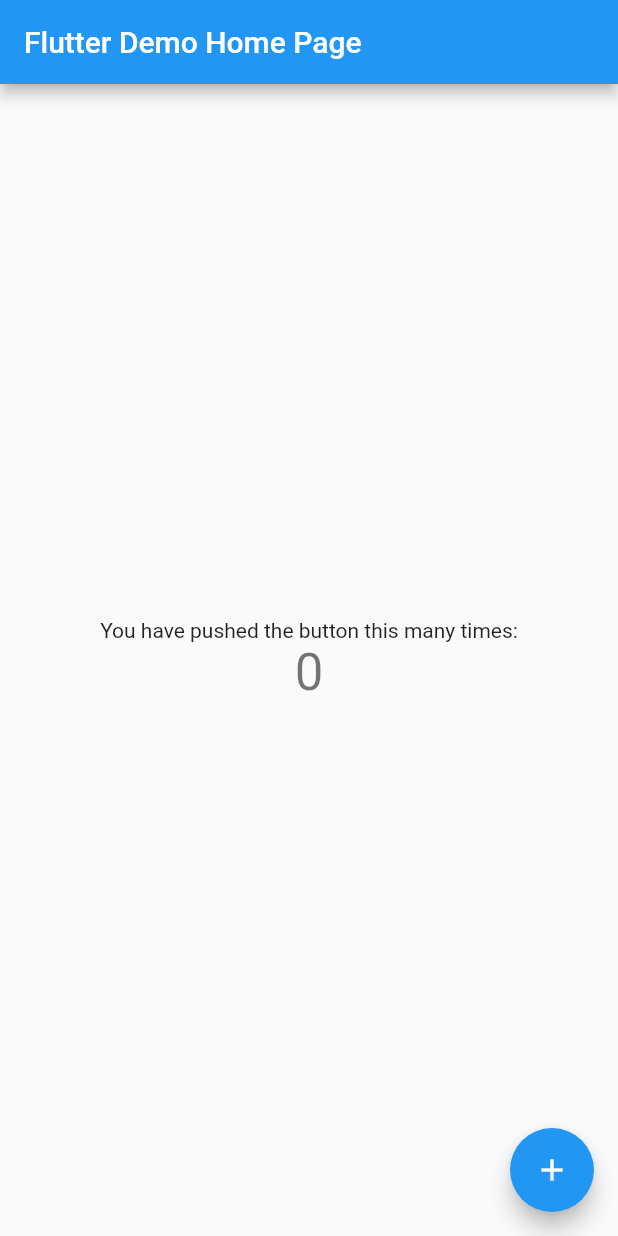
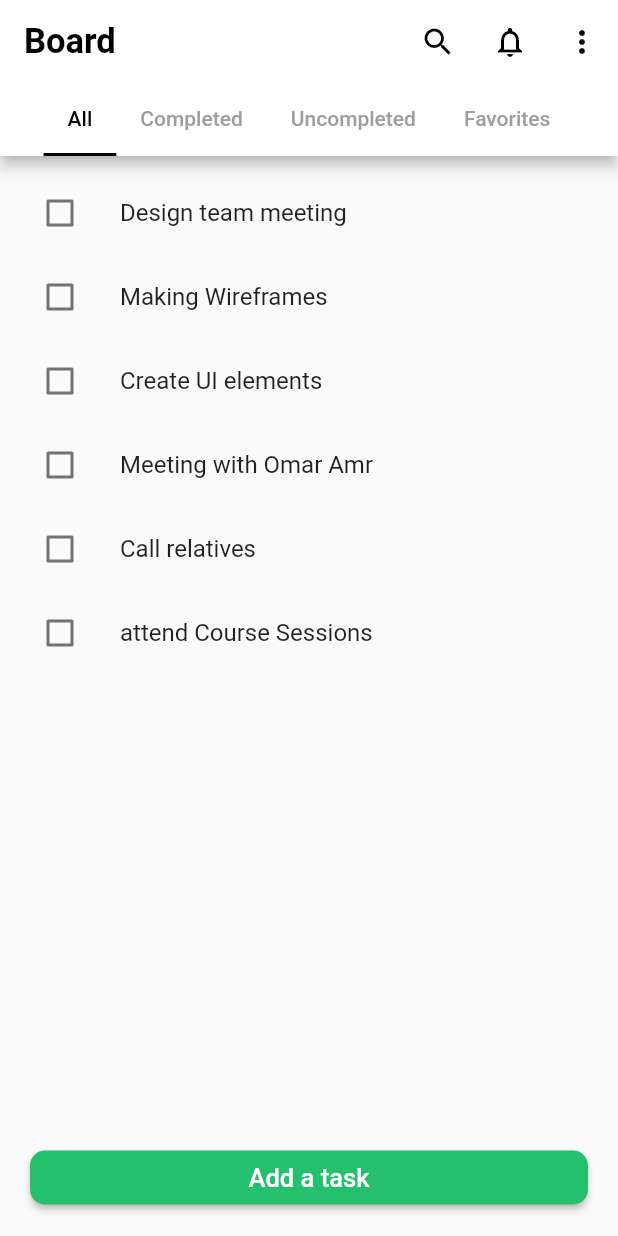
Before and after one commit to Mohamed-G2021/Algoriza_Flutter_Internship, a Flutter app: the screen it shows after launch, on a phone screen of 412 x 824 dp. Run offline on Flutter 3.47's test engine with Material 2 defaults, Android fonts, the phone set to English and light mode, and no system bars; our stand-ins replace smooth_page_indicator.

Commit message:
created board screen

```diff
--- a/Phase1-Project/todo_application/lib/main.dart
+++ b/Phase1-Project/todo_application/lib/main.dart
@@ -1,4 +1,5 @@
 import 'package:flutter/material.dart';
+import 'package:todo_application/presentation/board_screen.dart';
 
 void main() {
   runApp(const MyApp());
@@ -7,109 +8,10 @@
 class MyApp extends StatelessWidget {
   const MyApp({Key? key}) : super(key: key);
 
-  // This widget is the root of your application.
   @override
   Widget build(BuildContext context) {
-    return MaterialApp(
-      title: 'Flutter Demo',
-      theme: ThemeData(
-        // This is the theme of your application.
-        //
-        // Try running your application with "flutter run". You'll see the
-        // application has a blue toolbar. Then, without quitting the app, try
-        // changing the primarySwatch below to Colors.green and then invoke
-        // "hot reload" (press "r" in the console where you ran "flutter run",
-        // or simply save your changes to "hot reload" in a Flutter IDE).
-        // Notice that the counter didn't reset back to zero; the application
-        // is not restarted.
-        primarySwatch: Colors.blue,
-      ),
-      home: const MyHomePage(title: 'Flutter Demo Home Page'),
+    return const MaterialApp(
+      home: BoardScreen(),
     );
   }
 }
-
-class MyHomePage extends StatefulWidget {
-  const MyHomePage({Key? key, required this.title}) : super(key: key);
-
-  // This widget is the home page of your application. It is stateful, meaning
-  // that it has a State object (defined below) that contains fields that affect
-  // how it looks.
-
-  // This class is the configuration for the state. It holds the values (in this
-  // case the title) provided by the parent (in this case the App widget) and
-  // used by the build method of the State. Fields in a Widget subclass are
-  // always marked "final".
-
-  final String title;
-
-  @override
-  State<MyHomePage> createState() => _MyHomePageState();
-}
-
-class _MyHomePageState extends State<MyHomePage> {
-  int _counter = 0;
-
-  void _incrementCounter() {
-    setState(() {
-      // This call to setState tells the Flutter framework that something has
-      // changed in this State, which causes it to rerun the build method below
-      // so that the display can reflect the updated values. If we changed
-      // _counter without calling setState(), then the build method would not be
-      // called again, and so nothing would appear to happen.
-      _counter++;
-    });
-  }
-
-  @override
-  Widget build(BuildContext context) {
-    // This method is rerun every time setState is called, for instance as done
-    // by the _incrementCounter method above.
-    //
-    // The Flutter framework has been optimized to make rerunning build methods
-    // fast, so that you can just rebuild anything that needs updating rather
-    // than having to individually change instances of widgets.
-    return Scaffold(
-      appBar: AppBar(
-        // Here we take the value from the MyHomePage object that was created by
-        // the App.build method, and use it to set our appbar title.
-        title: Text(widget.title),
-      ),
-      body: Center(
-        // Center is a layout widget. It takes a single child and positions it
-        // in the middle of the parent.
-        child: Column(
-          // Column is also a layout widget. It takes a list of children and
-          // arranges them vertically. By default, it sizes itself to fit its
-          // children horizontally, and tries to be as tall as its parent.
-          //
-          // Invoke "debug painting" (press "p" in the console, choose the
-          // "Toggle Debug Paint" action from the Flutter Inspector in Android
-          // Studio, or the "Toggle Debug Paint" command in Visual Studio Code)
-          // to see the wireframe for each widget.
-          //
-          // Column has various properties to control how it sizes itself and
-          // how it positions its children. Here we use mainAxisAlignment to
-          // center the children vertically; the main axis here is the vertical
-          // axis because Columns are vertical (the cross axis would be
-          // horizontal).
-          mainAxisAlignment: MainAxisAlignment.center,
-          children: <Widget>[
-            const Text(
-              'You have pushed the button this many times:',
-            ),
-            Text(
-              '$_counter',
-              style: Theme.of(context).textTheme.headline4,
-            ),
-          ],
-        ),
-      ),
-      floatingActionButton: FloatingActionButton(
-        onPressed: _incrementCounter,
-        tooltip: 'Increment',
-        child: const Icon(Icons.add),
-      ), // This trailing comma makes auto-formatting nicer for build methods.
-    );
-  }
-}
--- /dev/null
+++ b/Phase1-Project/todo_application/lib/presentation/board_screen.dart
@@ -0,0 +1,256 @@
+import 'package:flutter/material.dart';
+import 'package:flutter/services.dart';
+import 'package:todo_application/presentation/shared_widgets/my_icon.dart';
+import 'package:todo_application/presentation/shared_widgets/my_icon_button.dart';
+import 'package:todo_application/presentation/shared_widgets/my_text.dart';
+
+class BoardScreen extends StatefulWidget {
+  const BoardScreen({Key? key}) : super(key: key);
+  @override
+  State<BoardScreen> createState() => _BoardScreenState();
+}
+
+class _BoardScreenState extends State<BoardScreen> {
+  bool isDone = false;
+  bool isClicked = false;
+  bool isChecked = false;
+  bool isFinished = false;
+  bool isPressed = false;
+  bool isTapped = false;
+
+  @override
+  Widget build(BuildContext context) {
+    return DefaultTabController(
+      length: 4,
+      child: Scaffold(
+        appBar: AppBar(
+          systemOverlayStyle:
+              const SystemUiOverlayStyle(statusBarColor: Colors.white),
+          backgroundColor: Colors.white,
+          title: const MyText(
+            writtenText: 'Board',
+            textColor: Colors.black,
+            textWeight: FontWeight.bold,
+            textSize: 23,
+          ),
+          actions: [
+            MyIconButton(
+              icon: const MyIcon(
+                icon: Icons.search,
+                iconColor: Colors.black,
+              ),
+              onClicked: () {},
+            ),
+            MyIconButton(
+              icon: const MyIcon(
+                icon: Icons.notifications_none,
+                iconColor: Colors.black,
+              ),
+              onClicked: () {},
+            ),
+            const MyIconButton(
+                icon: MyIcon(
+              icon: Icons.more_vert,
+              iconColor: Colors.black,
+            ))
+          ],
+          bottom: const TabBar(
+              labelColor: Colors.black,
+              unselectedLabelColor: Colors.grey,
+              indicatorColor: Colors.black,
+              isScrollable: true,
+              tabs: [
+                Tab(
+                  text: 'All',
+                ),
+                Tab(
+                  text: 'Completed',
+                ),
+                Tab(
+                  text: 'Uncompleted',
+                ),
+                Tab(
+                  text: 'Favorites',
+                )
+              ]),
+        ),
+        body: TabBarView(children: [
+          ListView(
+            children: [
+              const SizedBox(
+                height: 10,
+              ),
+              ListTile(
+                leading: Checkbox(
+                    activeColor: Colors.deepOrange,
+                    value: isDone,
+                    onChanged: (newValue) {
+                      setState(() {
+                        isDone = newValue!;
+                      });
+                    }),
+                title: const MyText(writtenText: 'Design team meeting'),
+              ),
+              ListTile(
+                leading: Checkbox(
+                    activeColor: Colors.orange,
+                    value: isChecked,
+                    onChanged: (newValue) {
+                      setState(() {
+                        isChecked = newValue!;
+                      });
+                    }),
+                title: const MyText(writtenText: 'Making Wireframes'),
+              ),
+              ListTile(
+                leading: Checkbox(
+                    activeColor: Colors.yellow,
+                    value: isClicked,
+                    onChanged: (newValue) {
+                      setState(() {
+                        isClicked = newValue!;
+                      });
+                    }),
+                title: const MyText(writtenText: 'Create UI elements'),
+              ),
+              ListTile(
+                leading: Checkbox(
+                    activeColor: Colors.blue,
+                    value: isFinished,
+                    onChanged: (newValue) {
+                      setState(() {
+                        isFinished = newValue!;
+                      });
+                    }),
+                title: const MyText(writtenText: 'Meeting with Omar Amr'),
+              ),
+              ListTile(
+                leading: Checkbox(
+                    activeColor: Colors.red,
+                    value: isPressed,
+                    onChanged: (newValue) {
+                      setState(() {
+                        isPressed = newValue!;
+                      });
+                    }),
+                title: const MyText(writtenText: 'Call relatives'),
+              ),
+              ListTile(
+                leading: Checkbox(
+                    activeColor: Colors.brown,
+                    value: isTapped,
+                    onChanged: (newValue) {
+                      setState(() {
+                        isTapped = newValue!;
+                      });
+                    }),
+                title: const MyText(writtenText: 'attend Course Sessions'),
+              ),
+            ],
+          ),
+          ListView(
+            children: [
+              const SizedBox(
+                height: 10,
+              ),
+              ListTile(
+                leading: Checkbox(
+                    activeColor: Colors.deepOrange,
+                    value: isDone,
+                    onChanged: (newValue) {
+                      setState(() {
+                        isDone = newValue!;
+                      });
+                    }),
+                title: const MyText(writtenText: 'Design team meeting'),
+              ),
+              ListTile(
+                leading: Checkbox(
+                    activeColor: Colors.orange,
+                    value: isChecked,
+                    onChanged: (newValue) {
+                      setState(() {
+                        isChecked = newValue!;
+                      });
+                    }),
+                title: const MyText(writtenText: 'Making Wireframes'),
+              ),
+            ],
+          ),
+          ListView(
+            children: [
+              const SizedBox(
+                height: 10,
+              ),
+              ListTile(
+                leading: Checkbox(
+                    activeColor: Colors.yellow,
+                    value: isClicked,
+                    onChanged: (newValue) {
+                      setState(() {
+                        isClicked = newValue!;
+                      });
+                    }),
+                title: const MyText(writtenText: 'Create UI elements'),
+              ),
+              ListTile(
+                leading: Checkbox(
+                    activeColor: Colors.blue,
+                    value: isFinished,
+                    onChanged: (newValue) {
+                      setState(() {
+                        isFinished = newValue!;
+                      });
+                    }),
+                title: const MyText(writtenText: 'Meeting with Omar Amr'),
+              )
+            ],
+          ),
+          ListView(
+            children: [
+              const SizedBox(
+                height: 10,
+              ),
+              ListTile(
+                leading: Checkbox(
+                    activeColor: Colors.red,
+                    value: isDone,
+                    onChanged: (newValue) {
+                      setState(() {
+                        isDone = newValue!;
+                      });
+                    }),
+                title: const MyText(writtenText: 'Call relatives'),
+              ),
+              ListTile(
+                leading: Checkbox(
+                    activeColor: Colors.brown,
+                    value: isChecked,
+                    onChanged: (newValue) {
+                      setState(() {
+                        isChecked = newValue!;
+                      });
+                    }),
+                title: const MyText(writtenText: 'attend Course Sessions'),
+              ),
+            ],
+          ),
+        ]),
+        bottomNavigationBar: Padding(
+          padding: const EdgeInsets.only(left: 20, right: 20, bottom: 15),
+          child: ElevatedButton(
+            onPressed: () {},
+            style: ElevatedButton.styleFrom(
+                primary: const Color(0xFF25c06d),
+                shape: RoundedRectangleBorder(
+                    borderRadius: BorderRadius.circular(10))),
+            child: const MyText(
+              writtenText: 'Add a task',
+              textSize: 17,
+            ),
+          ),
+        ),
+      ),
+    );
+  }
+}
--- /dev/null
+++ b/Phase1-Project/todo_application/lib/presentation/shared_widgets/my_icon.dart
@@ -0,0 +1,22 @@
+import 'package:flutter/material.dart';
+
+class MyIcon extends StatelessWidget {
+  final IconData icon;
+  final Color? iconColor;
+  final double? iconSize;
+  const MyIcon({
+    Key? key,
+    required this.icon,
+    this.iconSize,
+    this.iconColor,
+  }) : super(key: key);
+
+  @override
+  Widget build(BuildContext context) {
+    return Icon(
+      icon,
+      color: iconColor,
+      size: iconSize,
+    );
+  }
+}
--- /dev/null
+++ b/Phase1-Project/todo_application/lib/presentation/shared_widgets/my_icon_button.dart
@@ -0,0 +1,17 @@
+import 'package:flutter/material.dart';
+import 'package:todo_application/presentation/shared_widgets/my_icon.dart';
+
+class MyIconButton extends StatelessWidget {
+  final MyIcon icon;
+  final VoidCallback? onClicked;
+  const MyIconButton({required this.icon, this.onClicked, Key? key})
+      : super(key: key);
+
+  @override
+  Widget build(BuildContext context) {
+    return IconButton(
+      onPressed: onClicked,
+      icon: icon,
+    );
+  }
+}
--- /dev/null
+++ b/Phase1-Project/todo_application/lib/presentation/shared_widgets/my_text.dart
@@ -0,0 +1,28 @@
+import 'package:flutter/material.dart';
+
+class MyText extends StatelessWidget {
+  final String writtenText;
+  final Color? textColor;
+  final double? textSize;
+  final FontWeight? textWeight;
+
+  const MyText({
+    Key? key,
+    required this.writtenText,
+    this.textColor,
+    this.textSize,
+    this.textWeight,
+  }) : super(key: key);
+
+  @override
+  Widget build(BuildContext context) {
+    return Text(
+      writtenText,
+      style: TextStyle(
+        color: textColor,
+        fontSize: textSize,
+        fontWeight: textWeight,
+      ),
+    );
+  }
+}
```
